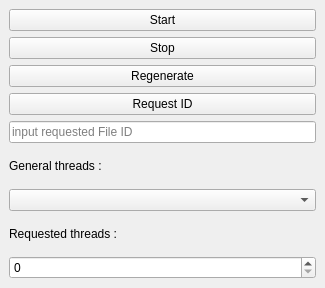
Above: mainwindow.ui from TarasBarninets/thread-manager before the change. Below: the same form after it.
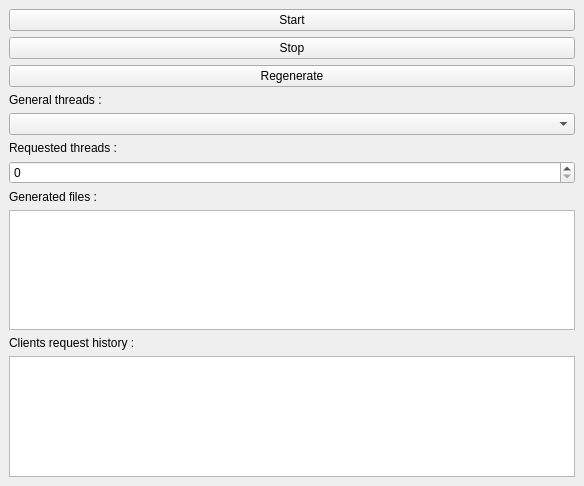
That is the form after the change.

Commit message: Add TcpServer class

```diff
--- a/mainwindow.ui
+++ b/mainwindow.ui
@@ -9,8 +9,8 @@
    <rect>
     <x>0</x>
     <y>0</y>
-    <width>325</width>
-    <height>288</height>
+    <width>584</width>
+    <height>486</height>
    </rect>
   </property>
   <property name="windowTitle">
@@ -39,26 +39,6 @@
       </property>
      </widget>
     </item>
-    <item>
-     <widget class="QPushButton" name="requestButton">
-      <property name="text">
-       <string>Request ID</string>
-      </property>
-     </widget>
-    </item>
-    <item>
-     <widget class="QLineEdit" name="lineEdit">
-      <property name="inputMask">
-       <string/>
-      </property>
-      <property name="text">
-       <string/>
-      </property>
-      <property name="placeholderText">
-       <string>input requested File ID</string>
-      </property>
-     </widget>
-    </item>
     <item>
      <widget class="QLabel" name="label">
       <property name="text">
@@ -83,6 +63,33 @@
     <item>
      <widget class="QSpinBox" name="spinBox"/>
     </item>
+    <item>
+     <widget class="QLabel" name="label_4">
+      <property name="text">
+       <string>Generated files :</string>
+      </property>
+     </widget>
+    </item>
+    <item>
+     <widget class="QTextEdit" name="generatedFilesHistory"/>
+    </item>
+    <item>
+     <widget class="QLabel" name="label_3">
+      <property name="text">
+       <string>Clients request history :</string>
+      </property>
+     </widget>
+    </item>
+    <item>
+     <widget class="QTextEdit" name="requestHistory">
+      <property name="frameShape">
+       <enum>QFrame::StyledPanel</enum>
+      </property>
+      <property name="lineWidth">
+       <number>1</number>
+      </property>
+     </widget>
+    </item>
    </layout>
   </widget>
  </widget>
```
The commit also changes 7 other files.
